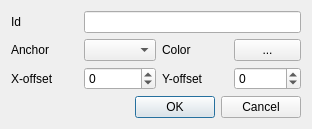
Before: the Qt Designer form dpse2/src/commonui/CNodePortEditorDialog.ui in ArsMasiuk/DPSE, drawn with Qt 5.
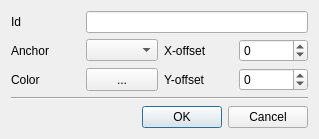
After: the same form once the commit is applied. Custom widgets are drawn as their Qt base class.

Commit message: #32 Allow to pick the column names from the drop down list some other UI stuff

Diff of the .ui file:
```diff
--- a/dpse2/src/commonui/CNodePortEditorDialog.ui
+++ b/dpse2/src/commonui/CNodePortEditorDialog.ui
@@ -6,8 +6,8 @@
    <rect>
     <x>0</x>
     <y>0</y>
-    <width>312</width>
-    <height>123</height>
+    <width>319</width>
+    <height>132</height>
    </rect>
   </property>
   <property name="windowTitle">
@@ -26,25 +26,8 @@
        </property>
       </widget>
      </item>
-     <item row="2" column="1">
-      <widget class="QSpinBox" name="OffsetX">
-       <property name="minimum">
-        <number>-1000</number>
-       </property>
-       <property name="maximum">
-        <number>1000</number>
-       </property>
-       <property name="singleStep">
-        <number>10</number>
-       </property>
-      </widget>
-     </item>
-     <item row="2" column="0">
-      <widget class="QLabel" name="label_3">
-       <property name="text">
-        <string>X-offset</string>
-       </property>
-      </widget>
+     <item row="1" column="2">
+      <widget class="QComboBox" name="Anchor"/>
      </item>
      <item row="0" column="0">
       <widget class="QLabel" name="label">
@@ -53,17 +36,17 @@
        </property>
       </widget>
      </item>
-     <item row="1" column="1">
-      <widget class="QComboBox" name="Anchor"/>
+     <item row="0" column="2" colspan="3">
+      <widget class="QLineEdit" name="PortId"/>
      </item>
-     <item row="2" column="2">
+     <item row="2" column="3">
       <widget class="QLabel" name="label_4">
        <property name="text">
         <string>Y-offset</string>
        </property>
       </widget>
      </item>
-     <item row="2" column="3">
+     <item row="2" column="4">
       <widget class="QSpinBox" name="OffsetY">
        <property name="minimum">
         <number>-1000</number>
@@ -76,17 +59,34 @@
        </property>
       </widget>
      </item>
-     <item row="0" column="1" colspan="3">
-      <widget class="QLineEdit" name="PortId"/>
+     <item row="1" column="3">
+      <widget class="QLabel" name="label_3">
+       <property name="text">
+        <string>X-offset</string>
+       </property>
+      </widget>
      </item>
-     <item row="1" column="2">
+     <item row="2" column="0">
       <widget class="QLabel" name="label_5">
        <property name="text">
         <string>Color</string>
        </property>
       </widget>
      </item>
-     <item row="1" column="3">
+     <item row="1" column="4">
+      <widget class="QSpinBox" name="OffsetX">
+       <property name="minimum">
+        <number>-1000</number>
+       </property>
+       <property name="maximum">
+        <number>1000</number>
+       </property>
+       <property name="singleStep">
+        <number>10</number>
+       </property>
+      </widget>
+     </item>
+     <item row="2" column="2">
       <widget class="QSint::ColorButton" name="Color">
        <property name="sizePolicy">
         <sizepolicy hsizetype="Preferred" vsizetype="Preferred">
@@ -97,10 +97,23 @@
        <property name="text">
         <string>...</string>
        </property>
+       <property name="popupMode">
+        <enum>QToolButton::InstantPopup</enum>
+       </property>
+       <property name="toolButtonStyle">
+        <enum>Qt::ToolButtonTextBesideIcon</enum>
+       </property>
       </widget>
      </item>
     </layout>
    </item>
+   <item>
+    <widget class="Line" name="line">
+     <property name="orientation">
+      <enum>Qt::Horizontal</enum>
+     </property>
+    </widget>
+   </item>
    <item>
     <layout class="QHBoxLayout" name="horizontalLayout">
      <item>
```
The commit also changes 6 other files.
